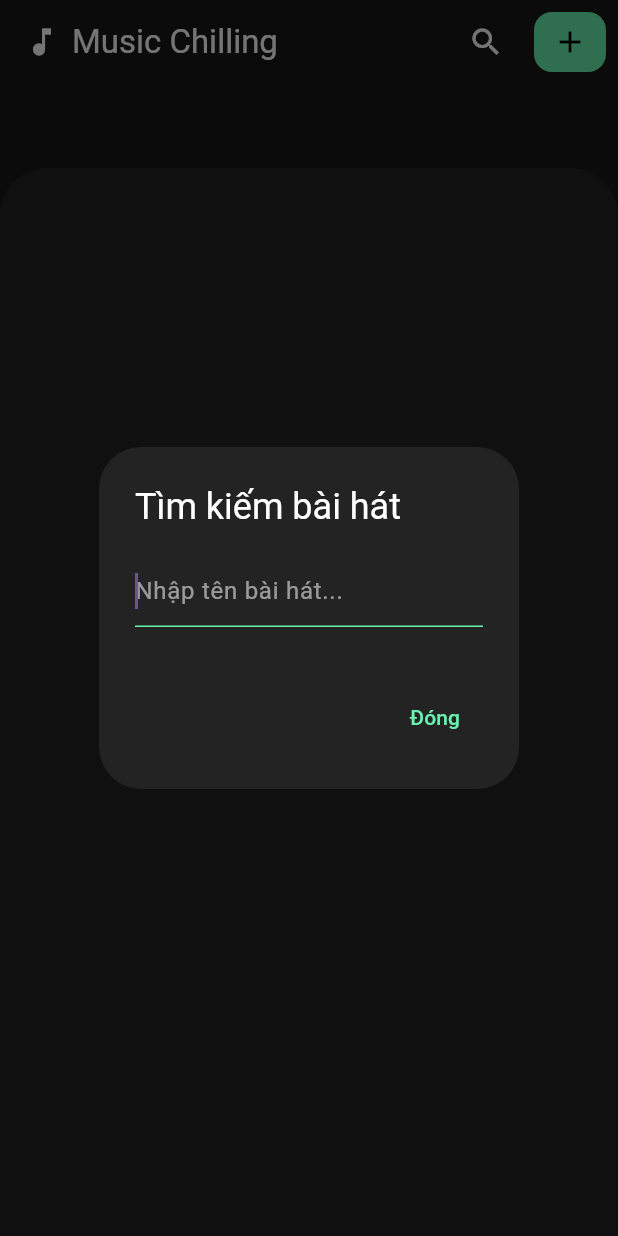
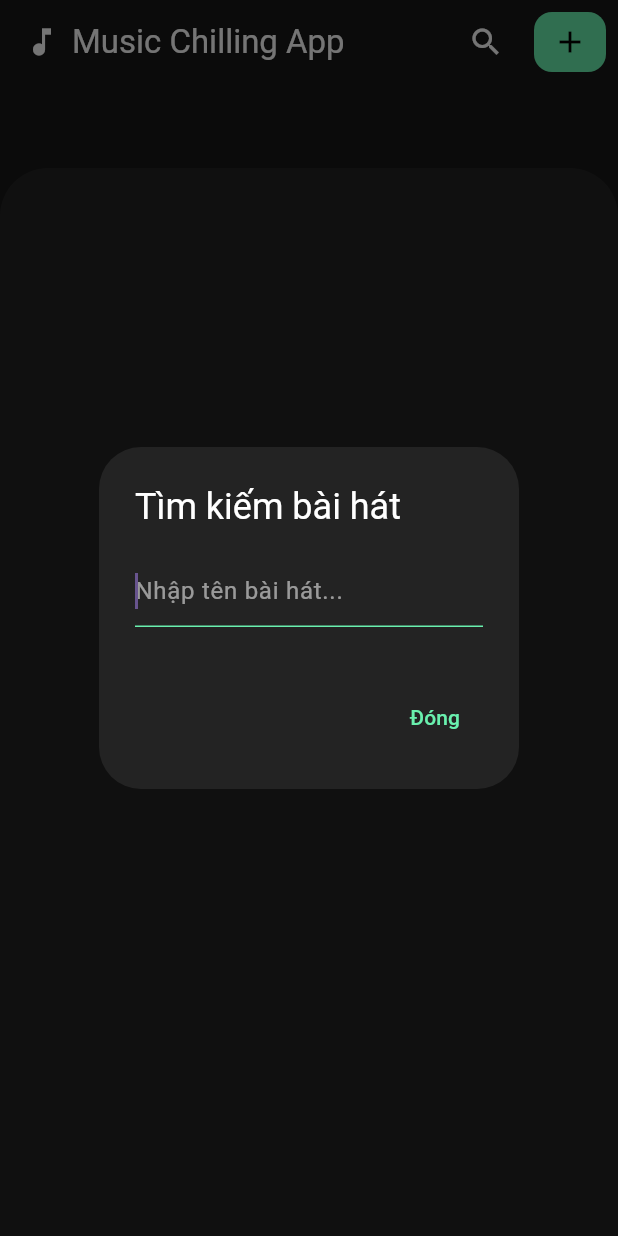
Before and after one commit to vinhdangtapcode/Music-Chilling, a Flutter app: the screen it shows after launch, after a tap on the "search" icon, on a phone screen of 412 x 824 dp. Run offline on Flutter 3.47's test engine with Material 3 defaults, Android fonts, the light colour scheme and no system bars; our stand-ins replace file_picker, just_audio, permission_handler.

Commit message:
basic done

```diff
--- a/lib/main.dart
+++ b/lib/main.dart
@@ -20,7 +20,7 @@ class MyApp extends StatelessWidget {
       theme: ThemeData(
         colorScheme: ColorScheme.fromSeed(seedColor: Colors.deepPurple),
       ),
-      home: const MyHomePage(title: 'Music Chilling'),
+      home: const MyHomePage(title: 'Music Chilling App'),
     );
   }
 }
```
Also changed, not shown: pubspec.yaml (+12 -6 lines), assets/img.png (added), pubspec.lock, 6 other files.
